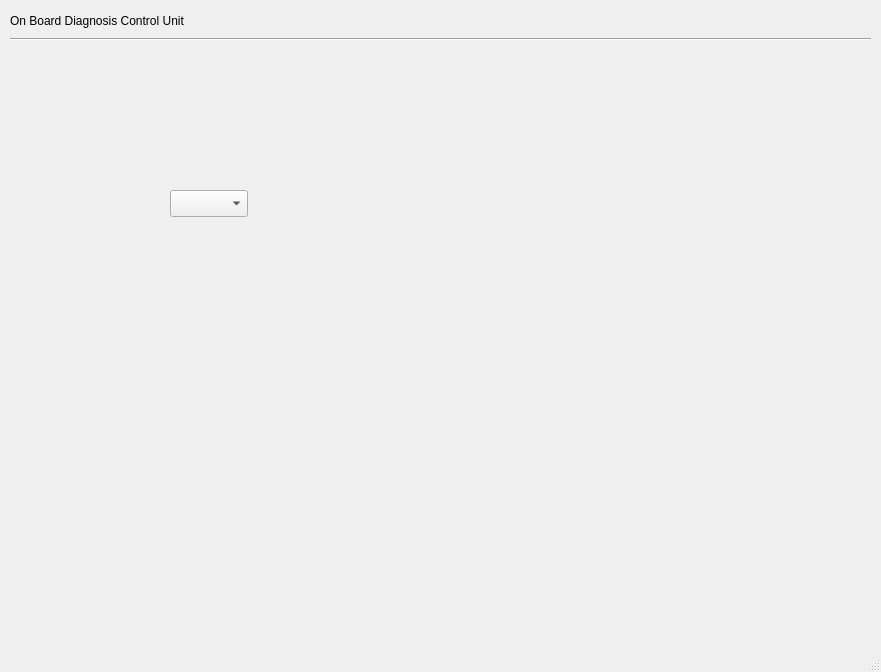
The window that Sandbox/src/OBDCUMainWindow.ui (z1230601/BAKK_Prodanovic_Zaric_OBD) describes before a commit, drawn with Qt 5.
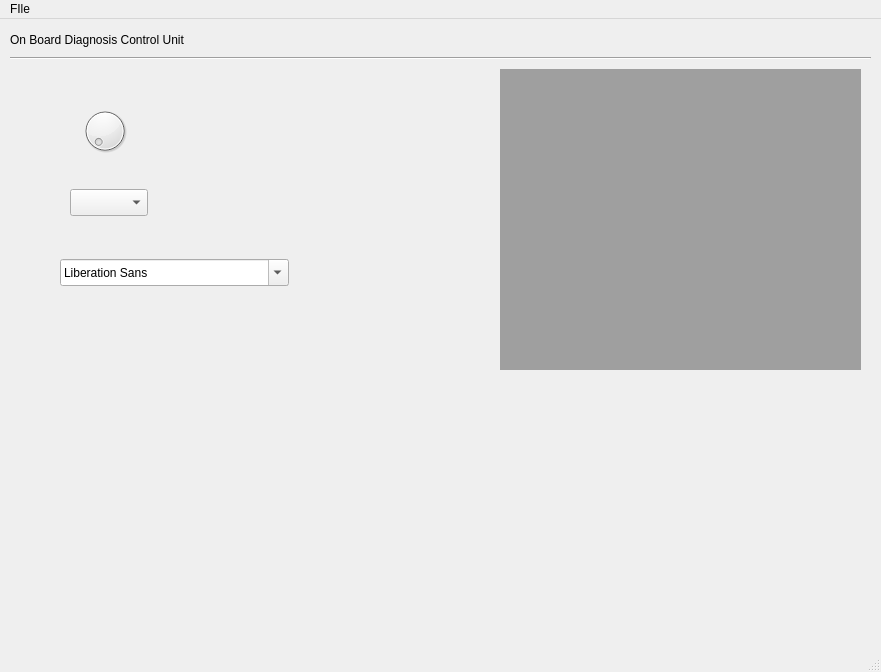
The same window after the commit.

Commit message: applied style in code

```diff
--- a/Sandbox/src/OBDCUMainWindow.ui
+++ b/Sandbox/src/OBDCUMainWindow.ui
@@ -43,13 +43,43 @@
    <widget class="QComboBox" name="comboBox">
     <property name="geometry">
      <rect>
-      <x>170</x>
-      <y>190</y>
+      <x>70</x>
+      <y>170</y>
       <width>78</width>
       <height>27</height>
      </rect>
     </property>
    </widget>
+   <widget class="QMdiArea" name="mdiArea">
+    <property name="geometry">
+     <rect>
+      <x>500</x>
+      <y>50</y>
+      <width>361</width>
+      <height>301</height>
+     </rect>
+    </property>
+   </widget>
+   <widget class="QDial" name="dial">
+    <property name="geometry">
+     <rect>
+      <x>80</x>
+      <y>80</y>
+      <width>50</width>
+      <height>64</height>
+     </rect>
+    </property>
+   </widget>
+   <widget class="QFontComboBox" name="fontComboBox">
+    <property name="geometry">
+     <rect>
+      <x>60</x>
+      <y>240</y>
+      <width>229</width>
+      <height>27</height>
+     </rect>
+    </property>
+   </widget>
   </widget>
   <widget class="QMenuBar" name="menubar">
    <property name="geometry">
@@ -60,6 +90,12 @@
      <height>25</height>
     </rect>
    </property>
+   <widget class="QMenu" name="menuOBDCU">
+    <property name="title">
+     <string>FIle</string>
+    </property>
+   </widget>
+   <addaction name="menuOBDCU"/>
   </widget>
   <widget class="QStatusBar" name="statusbar"/>
  </widget>
```
Left out of the diff: 6 changed lines with no effect on the pictures. The commit also changes 2 other files.
